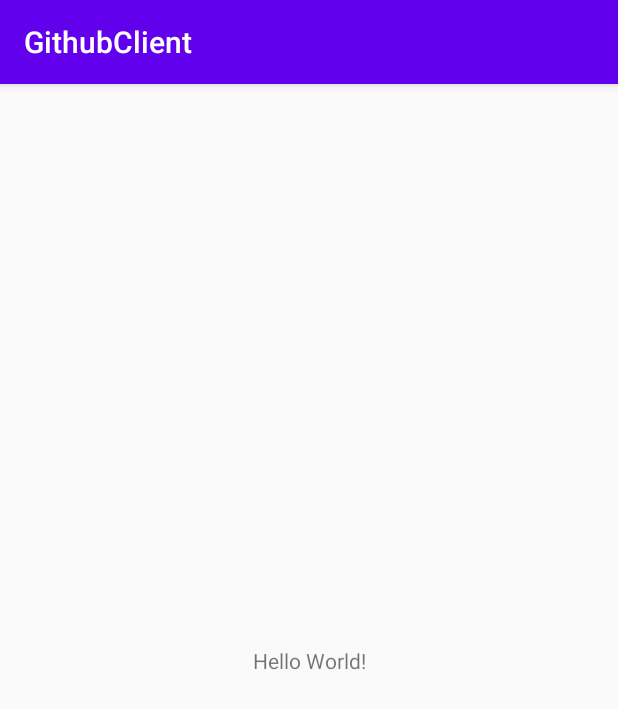
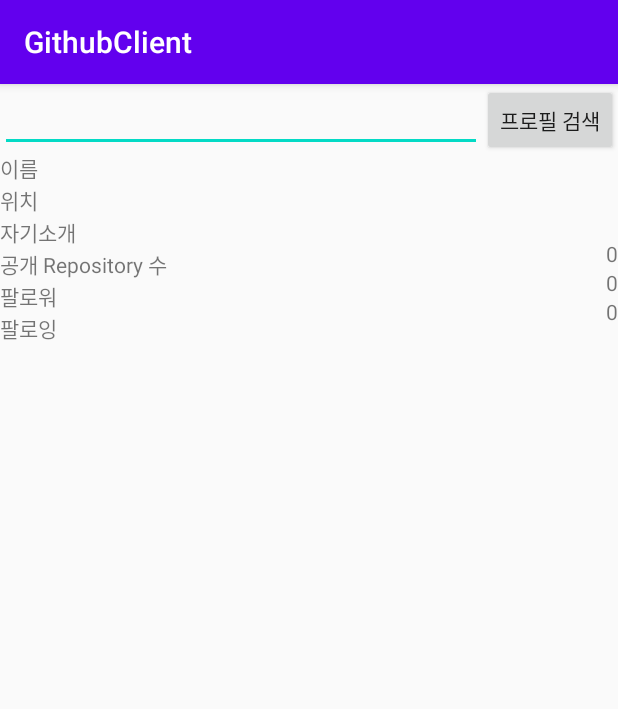
Before and after one commit to wisemuji/android-clean-architecture-github-client, an Android app: the screen it shows after launch (MainActivity), on a phone screen of 412 x 824 dp. Shown: the top 709 px of the screen. Run offline under Robolectric (Android 15) with nearby library versions, the phone set to English and light mode, and no system bars; our stand-ins replace Dagger/Hilt's generated code, data binding.

Commit message:
Dummy UI 추가 (#7)
* [Add] main activity layout

* [Add] missing dependencies

* [Impl] application class

* [Add] MainViewModel class, impl binding

* [Add] MainActivity

* [Add] internet permission

* [Add] search button onClick listener

* [Fix] gradle dependency

* [Review] remove postValue

* [Review] set allowBackup option to false

* [Review] use get() in LiveData

* [Review] rename xml id resorce to camel case

```diff
--- /dev/null
+++ b/app/src/main/java/com/wisemuji/githubclient/MainApplication.kt
@@ -0,0 +1,7 @@
+package com.wisemuji.githubclient
+
+import android.app.Application
+import dagger.hilt.android.HiltAndroidApp
+
+@HiltAndroidApp
+class MainApplication : Application()
--- /dev/null
+++ b/app/src/main/java/com/wisemuji/githubclient/ui/main/MainActivity.kt
@@ -0,0 +1,32 @@
+package com.wisemuji.githubclient.ui.main
+
+import androidx.appcompat.app.AppCompatActivity
+import androidx.activity.viewModels
+import android.os.Bundle
+import androidx.databinding.DataBindingUtil
+import com.wisemuji.githubclient.R
+import com.wisemuji.githubclient.databinding.ActivityMainBinding
+import dagger.hilt.android.AndroidEntryPoint
+
+@AndroidEntryPoint
+class MainActivity : AppCompatActivity() {
+
+    private lateinit var binding: ActivityMainBinding
+    private val viewModel: MainViewModel by viewModels()
+
+    override fun onCreate(savedInstanceState: Bundle?) {
+        super.onCreate(savedInstanceState)
+        setContentView(R.layout.activity_main)
+
+        setupBinding()
+    }
+
+    private fun setupBinding() {
+        binding = DataBindingUtil
+            .setContentView<ActivityMainBinding>(this, R.layout.activity_main)
+            .also {
+                it.lifecycleOwner = this
+                it.viewModel = viewModel
+            }
+    }
+}
--- /dev/null
+++ b/app/src/main/java/com/wisemuji/githubclient/ui/main/MainViewModel.kt
@@ -0,0 +1,42 @@
+package com.wisemuji.githubclient.ui.main
+
+import androidx.lifecycle.LiveData
+import androidx.lifecycle.MutableLiveData
+import androidx.lifecycle.ViewModel
+import androidx.lifecycle.viewModelScope
+import com.wisemuji.domain.dto.ProfileDto
+import com.wisemuji.domain.usecase.ProfileUseCase
+import com.wisemuji.domain.usecase.ProfileUseCaseImpl
+import dagger.hilt.android.lifecycle.HiltViewModel
+import kotlinx.coroutines.launch
+import javax.inject.Inject
+
+@HiltViewModel
+class MainViewModel @Inject constructor(
+    private val profileUseCase: ProfileUseCaseImpl,
+) : ViewModel() {
+
+    private val _onError = MutableLiveData<Throwable>()
+    val onError: LiveData<Throwable> get() = _onError
+
+    private val _profile = MutableLiveData<ProfileDto>()
+    val profile: LiveData<ProfileDto> get() = _profile
+
+    val username = MutableLiveData<String>("")
+
+    fun onClickSearch() = viewModelScope.launch {
+        fetchProfile(username = username.value?: "")
+    }
+
+    suspend fun fetchProfile(username: String) {
+        profileUseCase
+            .fetchProfile(username)
+            .onSuccess {
+                _profile.value = it
+            }
+            .onFailure {
+                _onError.value = it
+            }
+    }
+
+}
--- a/app/src/main/res/layout/activity_main.xml
+++ b/app/src/main/res/layout/activity_main.xml
@@ -1,18 +1,141 @@
 <?xml version="1.0" encoding="utf-8"?>
-<androidx.constraintlayout.widget.ConstraintLayout xmlns:android="http://schemas.android.com/apk/res/android"
+<layout xmlns:android="http://schemas.android.com/apk/res/android"
     xmlns:app="http://schemas.android.com/apk/res-auto"
-    xmlns:tools="http://schemas.android.com/tools"
+    xmlns:tools="http://schemas.android.com/tools">
+
+    <data>
+
+        <variable
+            name="viewModel"
+            type="com.wisemuji.githubclient.ui.main.MainViewModel" />
+
+    </data>
+
+    <androidx.constraintlayout.widget.ConstraintLayout
         android:layout_width="match_parent"
         android:layout_height="match_parent"
-    tools:context=".MainActivity">
+        tools:context=".ui.main.MainActivity">
+
+        <EditText
+            android:id="@+id/main_search_edit_text"
+            android:layout_width="0dp"
+            android:layout_height="wrap_content"
+            android:text="@={viewModel.username}"
+            app:layout_constraintEnd_toStartOf="@+id/main_search_button"
+            app:layout_constraintStart_toStartOf="parent"
+            app:layout_constraintTop_toTopOf="parent" />
+
+        <Button
+            android:id="@+id/main_search_button"
+            android:layout_width="wrap_content"
+            android:layout_height="wrap_content"
+            android:onClick="@{() -> viewModel.onClickSearch()}"
+            android:text="@string/main_search_profile"
+            app:layout_constraintEnd_toEndOf="parent"
+            app:layout_constraintTop_toTopOf="parent" />
 
         <TextView
+            android:id="@+id/main_name_label_text_view"
             android:layout_width="wrap_content"
             android:layout_height="wrap_content"
-        android:text="Hello World!"
-        app:layout_constraintBottom_toBottomOf="parent"
-        app:layout_constraintLeft_toLeftOf="parent"
-        app:layout_constraintRight_toRightOf="parent"
-        app:layout_constraintTop_toTopOf="parent" />
+            android:text="@string/main_label_name"
+            app:layout_constraintStart_toStartOf="parent"
+            app:layout_constraintTop_toBottomOf="@id/main_search_edit_text" />
+
+        <TextView
+            android:id="@+id/main_name_text_view"
+            android:layout_width="wrap_content"
+            android:layout_height="wrap_content"
+            android:text="@{viewModel.profile.name}"
+            app:layout_constraintEnd_toEndOf="parent"
+            app:layout_constraintTop_toBottomOf="@id/main_search_edit_text"
+            tools:text="홍길동" />
+
+        <TextView
+            android:id="@+id/main_location_label_text_view"
+            android:layout_width="wrap_content"
+            android:layout_height="wrap_content"
+            android:text="@string/main_label_location"
+            app:layout_constraintStart_toStartOf="parent"
+            app:layout_constraintTop_toBottomOf="@id/main_name_label_text_view" />
+
+        <TextView
+            android:id="@+id/main_location_text_view"
+            android:layout_width="wrap_content"
+            android:layout_height="wrap_content"
+            android:text="@{viewModel.profile.location}"
+            app:layout_constraintEnd_toEndOf="parent"
+            app:layout_constraintTop_toBottomOf="@id/main_name_text_view"
+            tools:text="서울시" />
+
+        <TextView
+            android:id="@+id/main_bio_label_text_view"
+            android:layout_width="wrap_content"
+            android:layout_height="wrap_content"
+            android:text="@string/main_label_bio"
+            app:layout_constraintStart_toStartOf="parent"
+            app:layout_constraintTop_toBottomOf="@id/main_location_label_text_view" />
+
+        <TextView
+            android:id="@+id/main_bio_text_view"
+            android:layout_width="wrap_content"
+            android:layout_height="wrap_content"
+            android:text="@{viewModel.profile.bio}"
+            app:layout_constraintEnd_toEndOf="parent"
+            app:layout_constraintTop_toBottomOf="@id/main_location_text_view"
+            tools:text="안녕하세요! 반갑습니다" />
+
+        <TextView
+            android:id="@+id/main_public_repo_label_text_view"
+            android:layout_width="wrap_content"
+            android:layout_height="wrap_content"
+            android:text="@string/main_label_public_repos"
+            app:layout_constraintStart_toStartOf="parent"
+            app:layout_constraintTop_toBottomOf="@id/main_bio_label_text_view" />
+
+        <TextView
+            android:id="@+id/main_public_repo_text_view"
+            android:layout_width="wrap_content"
+            android:layout_height="wrap_content"
+            android:text="@{Integer.toString(viewModel.profile.publicRepos)}"
+            app:layout_constraintEnd_toEndOf="parent"
+            app:layout_constraintTop_toBottomOf="@id/main_bio_text_view"
+            tools:text="1213" />
+
+        <TextView
+            android:id="@+id/main_followers_label_text_view"
+            android:layout_width="wrap_content"
+            android:layout_height="wrap_content"
+            android:text="@string/main_label_followers"
+            app:layout_constraintStart_toStartOf="parent"
+            app:layout_constraintTop_toBottomOf="@id/main_public_repo_label_text_view" />
+
+        <TextView
+            android:id="@+id/main_followers_text_view"
+            android:layout_width="wrap_content"
+            android:layout_height="wrap_content"
+            android:text="@{Integer.toString(viewModel.profile.followers)}"
+            app:layout_constraintEnd_toEndOf="parent"
+            app:layout_constraintTop_toBottomOf="@id/main_public_repo_text_view"
+            tools:text="13243" />
+
+        <TextView
+            android:id="@+id/main_following_label_text_view"
+            android:layout_width="wrap_content"
+            android:layout_height="wrap_content"
+            android:text="@string/main_label_following"
+            app:layout_constraintStart_toStartOf="parent"
+            app:layout_constraintTop_toBottomOf="@id/main_followers_label_text_view" />
+
+        <TextView
+            android:id="@+id/main_following_text_view"
+            android:layout_width="wrap_content"
+            android:layout_height="wrap_content"
+            android:text="@{Integer.toString(viewModel.profile.following)}"
+            app:layout_constraintEnd_toEndOf="parent"
+            app:layout_constraintTop_toBottomOf="@id/main_followers_text_view"
+            tools:text="34543" />
 
     </androidx.constraintlayout.widget.ConstraintLayout>
+
+</layout>
--- a/app/src/main/res/values/strings.xml
+++ b/app/src/main/res/values/strings.xml
@@ -1,3 +1,10 @@
 <resources>
     <string name="app_name">GithubClient</string>
+    <string name="main_search_profile">프로필 검색</string>
+    <string name="main_label_name">이름</string>
+    <string name="main_label_location">위치</string>
+    <string name="main_label_bio">자기소개</string>
+    <string name="main_label_public_repos">공개 Repository 수</string>
+    <string name="main_label_followers">팔로워</string>
+    <string name="main_label_following">팔로잉</string>
 </resources>
```
Also changed, not shown: app/build.gradle (+33 -3 lines), app/src/main/AndroidManifest.xml (+5 -2 lines), app/src/main/java/com/wisemuji/githubclient/MainActivity.kt (deleted, +0 -11 lines), buildSrc/src/main/java/Dependency.kt (+6 -2 lines), data/build.gradle (+12 -9 lines), domain/build.gradle (+12 -9 lines). Lines whose indentation alone changed are shown as unchanged.
